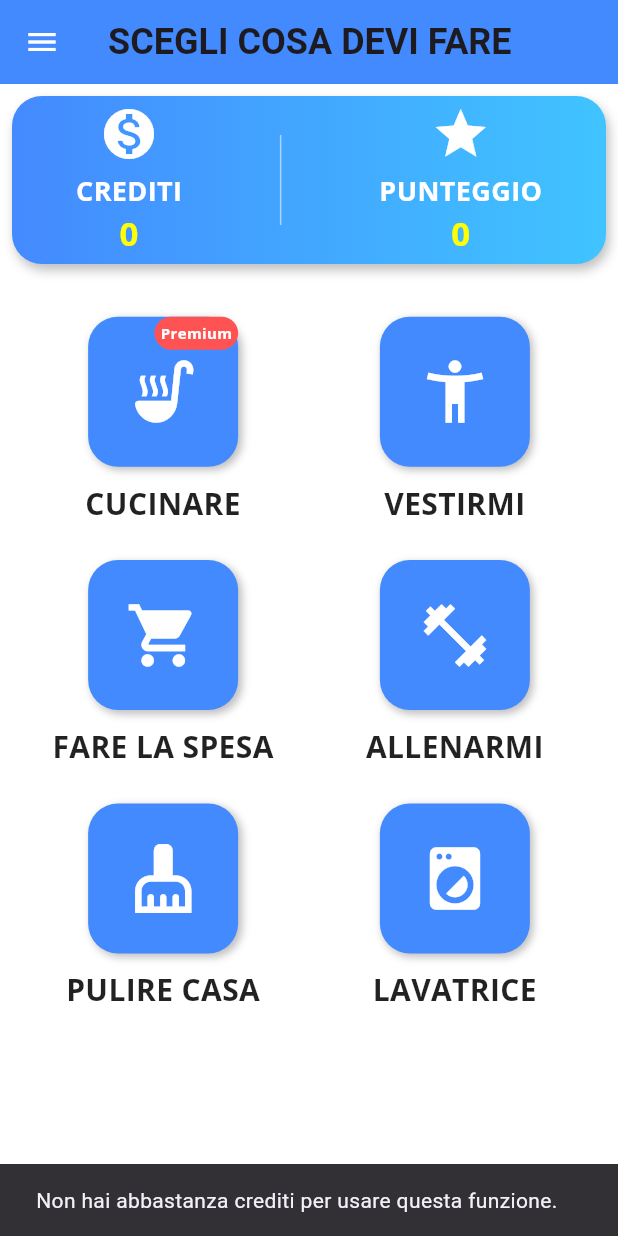
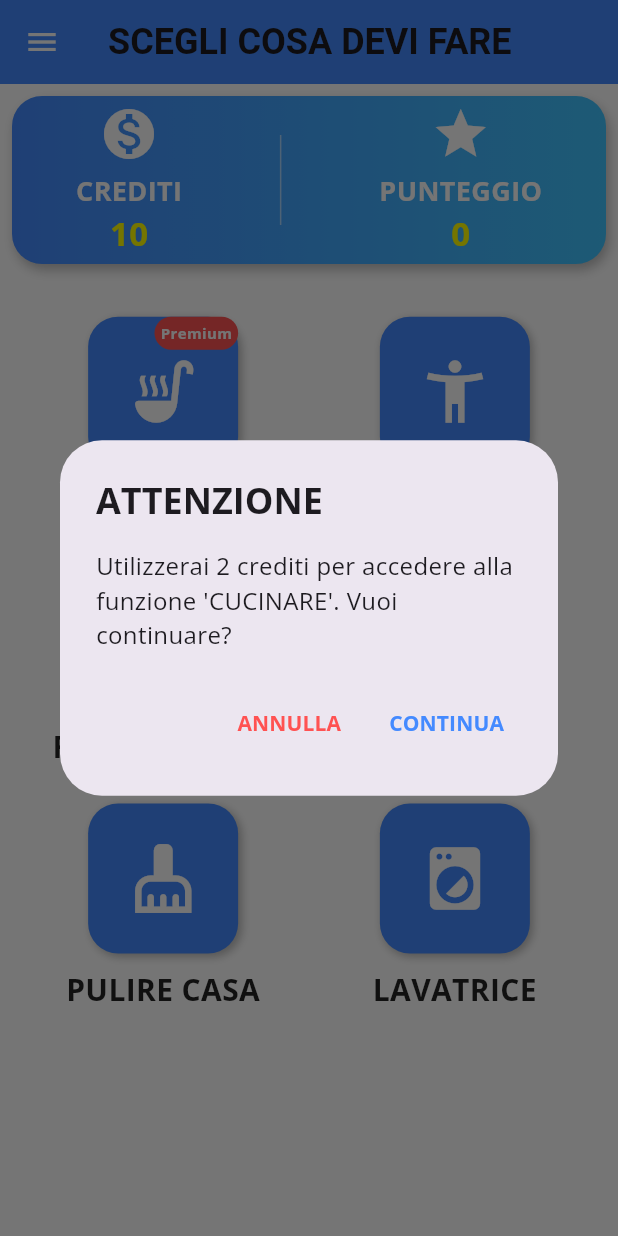
Before and after one commit to Koichi-san-hu/aidhome_2, a Flutter app: the screen it shows once a user with an empty profile is signed in, after a tap on "Premium", on a phone screen of 412 x 824 dp. Run offline on Flutter 3.47's test engine with Material 3 defaults, Android fonts, the phone set to English and light mode, and no system bars; our stand-ins replace cloud_firestore, confetti, firebase_auth, firebase_core, flutter_dotenv, geolocator and 6 more; accounts and stored records are empty; statements that could not run were skipped.

```diff
--- a/lib/screens/home_screen.dart
+++ b/lib/screens/home_screen.dart
@@ -37,7 +37,7 @@ class _PrimaPaginaState extends State<PrimaPagina> {
   Future<void> _loadCredits() async {
     final creditsBox = await Hive.openBox<int>('creditsBox');
     setState(() {
-      _credits = creditsBox.get('credits', defaultValue: 0)!;
+      _credits = creditsBox.get('credits', defaultValue: 10)!;
     });
   }
 
```
Also changed, not shown: assets/images/home_page.png.
